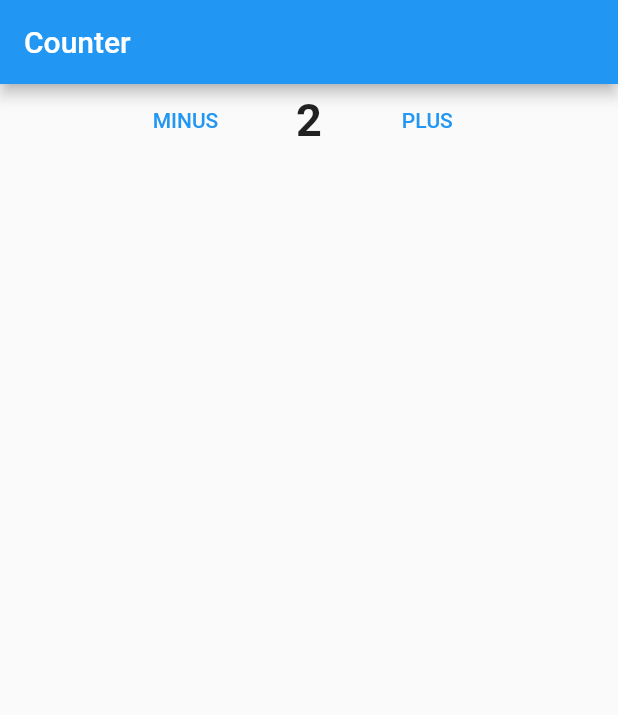
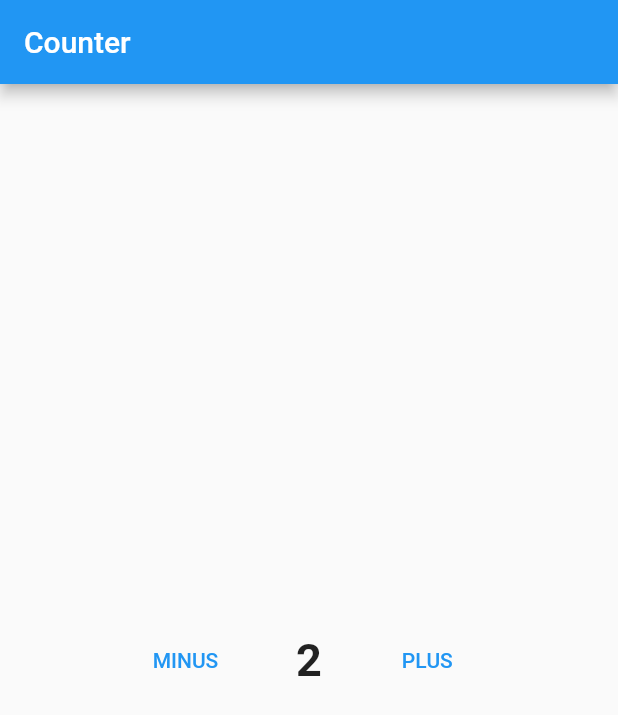
Before and after one commit to Devsaci/statefulwidget_statelesssidget, a Flutter app: the screen it shows after launch, on a phone screen of 412 x 824 dp. Shown: the top 715 px of the screen. Run offline on Flutter 3.47's test engine with Material 2 defaults, Android fonts, the light colour scheme and no system bars.

Commit message:
int counter

```diff
--- a/lib/counter_screen.dart
+++ b/lib/counter_screen.dart
@@ -5,13 +5,15 @@ import 'dart:ui';
 import 'package:flutter/material.dart';
 
 class CounterScreen extends StatelessWidget {
+  int counter = 1;
   @override
   Widget build(BuildContext context) {
     return Scaffold(
       appBar: AppBar(
         title: Text("Counter "),
       ),
-      body: Row(
+      body: Center(
+        child: Row(
           mainAxisAlignment: MainAxisAlignment.center,
           children: [
             TextButton(onPressed: () {}, child: Text("MINUS ")),
@@ -25,6 +27,7 @@ class CounterScreen extends StatelessWidget {
             TextButton(onPressed: () {}, child: Text("PLUS ")),
           ],
         ),
+      ),
     );
   }
 }
```
Lines whose indentation alone changed are shown as unchanged.
